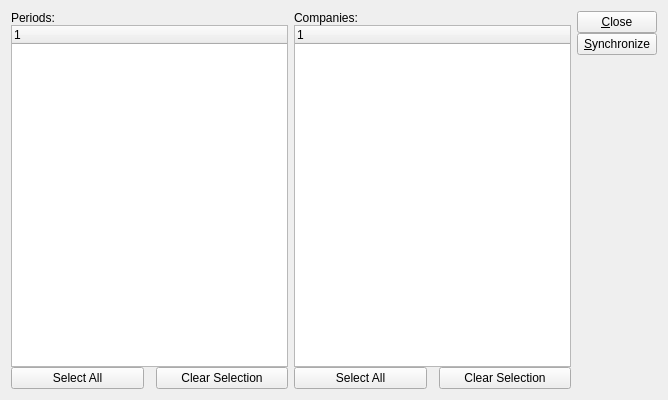
First picture: the form in guiclient/syncCompanies.ui, repository knowhow/xtuple, before the edit.
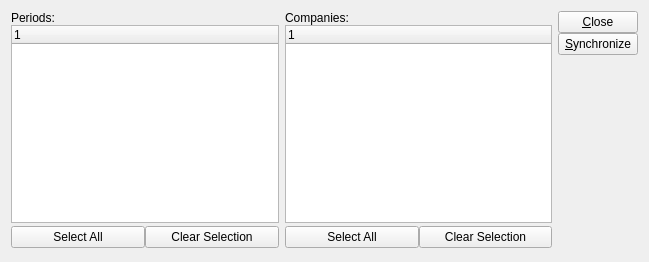
Second picture: the form after the edit. Custom widgets are drawn as their Qt base class.

```diff
--- a/guiclient/syncCompanies.ui
+++ b/guiclient/syncCompanies.ui
@@ -8,27 +8,27 @@
 is available at www.xtuple.com/CPAL.  By using this software, you agree
 to be bound by its terms.</comment>
  <class>syncCompanies</class>
- <widget class="QWidget" name="syncCompanies">
-  <property name="geometry">
+ <widget class="QWidget" name="syncCompanies" >
+  <property name="geometry" >
    <rect>
     <x>0</x>
     <y>0</y>
-    <width>668</width>
-    <height>400</height>
+    <width>649</width>
+    <height>262</height>
    </rect>
   </property>
   <property name="windowTitle">
    <string>Synchronize Companies</string>
   </property>
-  <layout class="QGridLayout" name="gridLayout">
-   <item row="0" column="0">
-    <layout class="QVBoxLayout">
-     <property name="spacing">
+   <layout class="QGridLayout" >
+    <item row="0" column="0" >
+     <layout class="QVBoxLayout" >
+      <property name="spacing" >
       <number>0</number>
      </property>
      <item>
-      <widget class="QLabel" name="_periodLit">
-       <property name="text">
+       <widget class="QLabel" name="_periodLit" >
+        <property name="text" >
         <string>Periods:</string>
        </property>
        <property name="buddy">
@@ -37,27 +37,30 @@
       </widget>
      </item>
      <item>
-      <widget class="XTreeWidget" name="_period">
-       <property name="selectionMode">
+       <widget class="XTreeWidget" name="_period" >
+        <property name="selectionMode" >
         <enum>QAbstractItemView::MultiSelection</enum>
        </property>
       </widget>
      </item>
      <item>
-      <layout class="QHBoxLayout">
-       <property name="spacing">
-        <number>12</number>
+       <layout class="QHBoxLayout" >
+        <property name="topMargin" >
+         <number>3</number>
+        </property>
+        <property name="bottomMargin" >
+         <number>3</number>
        </property>
        <item>
-        <widget class="QPushButton" name="_selectPeriod">
-         <property name="text">
+         <widget class="QPushButton" name="_selectPeriod" >
+          <property name="text" >
           <string>Select All</string>
          </property>
         </widget>
        </item>
        <item>
-        <widget class="QPushButton" name="_clearPeriod">
-         <property name="text">
+         <widget class="QPushButton" name="_clearPeriod" >
+          <property name="text" >
           <string>Clear Selection</string>
          </property>
         </widget>
@@ -66,14 +69,14 @@
      </item>
     </layout>
    </item>
-   <item row="0" column="1">
-    <layout class="QVBoxLayout">
-     <property name="spacing">
+    <item row="0" column="1" >
+     <layout class="QVBoxLayout" >
+      <property name="spacing" >
       <number>0</number>
      </property>
      <item>
-      <widget class="QLabel" name="_companyLit">
-       <property name="text">
+       <widget class="QLabel" name="_companyLit" >
+        <property name="text" >
         <string>Companies:</string>
        </property>
        <property name="buddy">
@@ -82,27 +85,30 @@
       </widget>
      </item>
      <item>
-      <widget class="XTreeWidget" name="_company">
-       <property name="selectionMode">
+       <widget class="XTreeWidget" name="_company" >
+        <property name="selectionMode" >
         <enum>QAbstractItemView::MultiSelection</enum>
        </property>
       </widget>
      </item>
      <item>
-      <layout class="QHBoxLayout">
-       <property name="spacing">
-        <number>12</number>
+       <layout class="QHBoxLayout" >
+        <property name="topMargin" >
+         <number>3</number>
+        </property>
+        <property name="bottomMargin" >
+         <number>3</number>
        </property>
        <item>
-        <widget class="QPushButton" name="_selectCompany">
-         <property name="text">
+         <widget class="QPushButton" name="_selectCompany" >
+          <property name="text" >
           <string>Select All</string>
          </property>
         </widget>
        </item>
        <item>
-        <widget class="QPushButton" name="_clearCompany">
-         <property name="text">
+         <widget class="QPushButton" name="_clearCompany" >
+          <property name="text" >
           <string>Clear Selection</string>
          </property>
         </widget>
@@ -111,21 +117,21 @@
      </item>
     </layout>
    </item>
-   <item row="0" column="2">
-    <layout class="QVBoxLayout">
-     <property name="spacing">
+    <item row="0" column="2" >
+     <layout class="QVBoxLayout" >
+      <property name="spacing" >
       <number>0</number>
      </property>
      <item>
-      <widget class="QPushButton" name="_close">
-       <property name="text">
+       <widget class="QPushButton" name="_close" >
+        <property name="text" >
         <string>&amp;Close</string>
        </property>
       </widget>
      </item>
      <item>
-      <widget class="QPushButton" name="_sync">
-       <property name="text">
+       <widget class="QPushButton" name="_sync" >
+        <property name="text" >
         <string>&amp;Synchronize</string>
        </property>
       </widget>
```
Left out of the diff: 36 changed lines with no effect on the pictures. Lines whose indentation alone changed are shown as unchanged.
